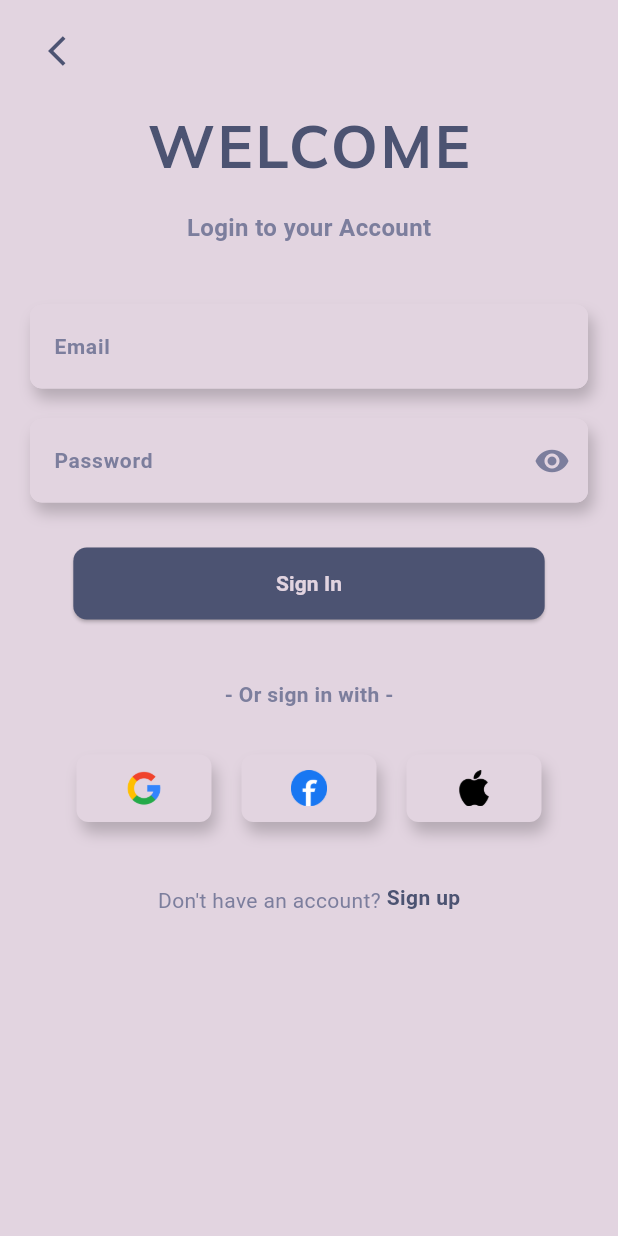
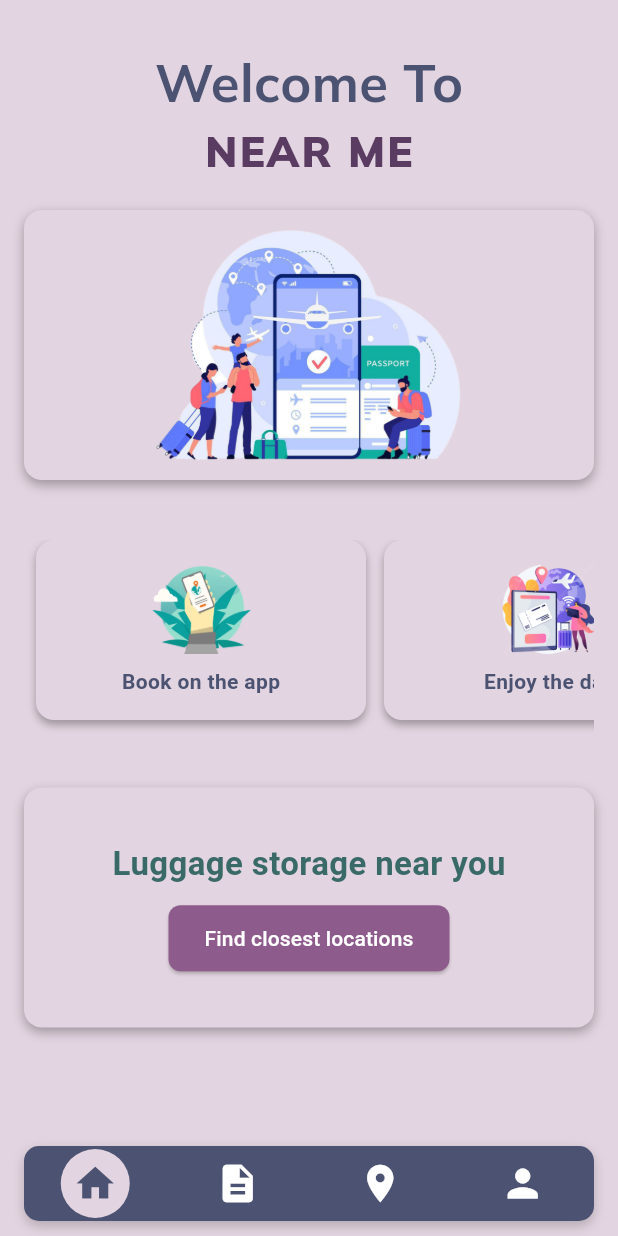
Before and after one commit to Prasad-k-Github/NEAR-ME-Luggage-storing-application, a Flutter app: the SignInScreen screen opened by its route, after a tap on the "arrow back ios" icon, after a tap on "Skip", after a tap on "Sign In", on a phone screen of 412 x 824 dp. Run offline on Flutter 3.47's test engine with Material 3 defaults, Android fonts, the light colour scheme and no system bars; our stand-ins replace google_fonts; Roboto replaces fonts that are missing (Arial, Calibri).

Commit message:
Enhance app theme and navigation; add new images and routes

```diff
--- a/lib/main.dart
+++ b/lib/main.dart
@@ -13,7 +13,9 @@ class MyApp extends StatelessWidget {
     return MaterialApp(
       debugShowCheckedModeBanner: false,
       title: 'Near Me',
-      theme: ThemeData.light(),
+      theme: ThemeData(
+        primarySwatch: Colors.blue,
+      ),
       initialRoute: Routes.loadingScreen,
       routes: Routes.getRoutes(),
     );
--- a/lib/routes.dart
+++ b/lib/routes.dart
@@ -2,17 +2,20 @@ import 'package:flutter/material.dart';
 import 'screens/loading_screen.dart';
 import 'screens/intro_screen.dart';
 import 'screens/sign_in_screen.dart';
+import 'screens/home_screen.dart';
 
 class Routes {
   static const String loadingScreen = '/';
   static const String introScreen = '/intro';
   static const String signInScreen = '/sign-in';
+  static const String homeScreen = '/home';
 
   static Map<String, WidgetBuilder> getRoutes() {
     return {
       loadingScreen: (context) => const LoadingScreen(),
       introScreen: (context) => const IntroScreen(),
       signInScreen: (context) => const SignInScreen(),
+      homeScreen: (context) => const HomeScreen(),
     };
   }
 }
--- /dev/null
+++ b/lib/screens/home_screen.dart
@@ -0,0 +1,185 @@
+import 'package:flutter/material.dart';
+import 'package:google_fonts/google_fonts.dart';
+import '../widgets/widgets.dart'; // Import the widgets.dart file
+
+class HomeScreen extends StatefulWidget {
+  const HomeScreen({super.key});
+
+  @override
+  _HomeScreenState createState() => _HomeScreenState();
+}
+
+class _HomeScreenState extends State<HomeScreen> {
+  int _selectedIndex = 0;
+
+  void _onItemTapped(int index) {
+    setState(() {
+      _selectedIndex = index;
+    });
+  }
+
+  @override
+  Widget build(BuildContext context) {
+    return Scaffold(
+      backgroundColor: const Color(0xFFE2D4E0), // Background color
+      body: SafeArea(
+        child: SingleChildScrollView(
+          child: Container(
+            padding: const EdgeInsets.symmetric(horizontal: 16.0),
+            child: Column(
+              crossAxisAlignment: CrossAxisAlignment.center,
+              children: [
+                const SizedBox(height: 30),
+
+                // Welcome Section
+                Text(
+                  "Welcome To",
+                  style: GoogleFonts.mulish(
+                    fontSize: 35,
+                    fontWeight: FontWeight.bold,
+                    color: const Color(0xFF4C5372),
+                  ),
+                ),
+                Text(
+                  "NEAR ME",
+                  style: GoogleFonts.mulish(
+                    fontSize: 28,
+                    fontWeight: FontWeight.w900,
+                    color: const Color(0xFF5A3C62),
+                    letterSpacing: 1.5,
+                  ),
+                ),
+                const SizedBox(height: 20),
+
+                // Large Image Section
+                Container(
+                  height: 180,
+                  width: double.infinity,
+                  decoration: BoxDecoration(
+                    color: const Color(0xFFE2D4E0),
+                    borderRadius: BorderRadius.circular(12),
+                    boxShadow: [
+                      BoxShadow(
+                        color: Colors.black.withOpacity(0.3),
+                        blurRadius: 6,
+                        offset: const Offset(0, 3),
+                      ),
+                    ],
+                  ),
+                  child: ClipRRect(
+                    borderRadius: BorderRadius.circular(12),
+                    child: Image.asset(
+                      'assets/images/large_image.png', // Replace with your image
+                      height: 80, // Adjusted height for the image
+                      width: 80, // Adjusted width for the image
+                    ),
+                  ),
+                ),
+
+                const SizedBox(height: 35),
+
+                // Horizontal Cards Section
+                Padding(
+                  padding: const EdgeInsets.symmetric(
+                      vertical: 5.0), // Add padding to top and bottom
+                  child: SizedBox(
+                    height: 160, // Decreased height to fit the images better
+                    child: ListView(
+                      scrollDirection: Axis.horizontal,
+                      padding: const EdgeInsets.symmetric(horizontal: 8),
+                      children: [
+                        SingleChildScrollView(
+                          child: buildInfoCard(
+                            "Book on the app",
+                            'assets/images/small_image_01.png',
+                            imageHeight: 60,
+                            imageWidth: 70,
+                          ),
+                        ),
+                        SingleChildScrollView(
+                          child: buildInfoCard(
+                            "Enjoy the day",
+                            'assets/images/small_image_02.png',
+                            imageHeight: 60,
+                            imageWidth: 80,
+                          ),
+                        ),
+                        SingleChildScrollView(
+                          child: buildInfoCard(
+                            "Head to the location",
+                            'assets/images/small_image_03.png',
+                            imageHeight: 60,
+                            imageWidth: 70,
+                          ),
+                        ),
+                      ],
+                    ),
+                  ),
+                ),
+
+                // Luggage Storage Section
+                Container(
+                  height: 160,
+                  width: double.infinity,
+                  decoration: BoxDecoration(
+                    color: const Color(0xFFE2D4E0),
+                    borderRadius: BorderRadius.circular(12),
+                    boxShadow: [
+                      BoxShadow(
+                        color: Colors.black.withOpacity(0.3),
+                        blurRadius: 6,
+                        offset: const Offset(0, 3),
+                      ),
+                    ],
+                  ),
+                  child: Column(
+                    mainAxisAlignment: MainAxisAlignment.center,
+                    children: [
+                      const Text(
+                        "Luggage storage near you",
+                        style: TextStyle(
+                          fontFamily: 'Arial',
+                          fontSize: 22,
+                          fontWeight: FontWeight.bold,
+                          color: Color(0xFF3A6A68),
+                        ),
+                      ),
+                      const SizedBox(height: 10),
+                      ElevatedButton(
+                        style: ElevatedButton.styleFrom(
+                          backgroundColor: const Color(0xFF8D5B8C),
+                          padding: const EdgeInsets.symmetric(
+                              horizontal: 24, vertical: 12),
+                          shape: RoundedRectangleBorder(
+                            borderRadius: BorderRadius.circular(8),
+                          ),
+                        ),
+                        onPressed: () {
+                          // Add navigation logic
+                        },
+                        child: const Text(
+                          "Find closest locations",
+                          style: TextStyle(
+                            fontFamily: 'Arial',
+                            fontSize: 14,
+                            color: Colors.white,
+                          ),
+                        ),
+                      ),
+                    ],
+                  ),
+                ),
+
+                const SizedBox(height: 20),
+              ],
+            ),
+          ),
+        ),
+      ),
+
+      // Custom Bottom Navigation Bar
+      bottomNavigationBar:
+          buildBottomNavigationBar(_selectedIndex, _onItemTapped),
+    );
+  }
+}
--- a/lib/screens/sign_in_screen.dart
+++ b/lib/screens/sign_in_screen.dart
@@ -34,6 +34,10 @@ class _SignInScreenState extends State<SignInScreen> {
     } else {
       Navigator.of(context).pushReplacementNamed(Routes.introScreen);
     }
+  }
+
+  void _navigateToHome() {
+    Navigator.of(context).pushReplacementNamed(Routes.homeScreen);
   }
 
   @override
@@ -139,9 +143,7 @@ class _SignInScreenState extends State<SignInScreen> {
                       borderRadius: BorderRadius.circular(9),
                     ),
                   ),
-                  onPressed: () {
-                    // Add sign-in logic
-                  },
+                  onPressed: _navigateToHome, // Navigate to HomeScreen
                   child: const Text(
                     "Sign In",
                     style: TextStyle(
@@ -311,9 +313,7 @@ class _SignInScreenState extends State<SignInScreen> {
                       borderRadius: BorderRadius.circular(9),
                     ),
                   ),
-                  onPressed: () {
-                    // Add sign-up logic
-                  },
+                  onPressed: _navigateToHome, // Navigate to HomeScreen
                   child: const Text(
                     "Sign Up",
                     style: TextStyle(
--- a/lib/widgets/widgets.dart
+++ b/lib/widgets/widgets.dart
@@ -1,5 +1,6 @@
 import 'package:flutter/material.dart';
 
+/// Builds a custom input field with optional password visibility toggle.
 Widget buildInputField(String hint, bool isPassword, bool obscureText,
     VoidCallback togglePasswordVisibility) {
   return Container(
@@ -43,6 +44,7 @@ Widget buildInputField(String hint, bool isPassword, bool obscureText,
   );
 }
 
+/// Builds a social media button with the provided asset path.
 Widget buildSocialButton(String assetPath) {
   return Container(
     width: 90,
@@ -67,3 +69,140 @@ Widget buildSocialButton(String assetPath) {
     ),
   );
 }
+
+/// Builds an information card with a title and image.
+Widget buildInfoCard(String title, String imagePath,
+    {double imageHeight = 50, double imageWidth = double.infinity}) {
+  return Container(
+    width:
+        220, // Adjusted width for larger cards// Adjusted height for larger cards
+    margin: const EdgeInsets.only(right: 12),
+    padding: const EdgeInsets.all(16), // Increased padding
+    decoration: BoxDecoration(
+      color: const Color(0xFFE2D4E0),
+      borderRadius: BorderRadius.circular(12),
+      boxShadow: [
+        BoxShadow(
+          color: Colors.black.withOpacity(0.3),
+          blurRadius: 4,
+          offset: const Offset(0, 3),
+        ),
+      ],
+    ),
+    child: Column(
+      crossAxisAlignment: CrossAxisAlignment.start,
+      children: [
+        Center(
+          child: ClipRRect(
+            borderRadius: BorderRadius.circular(8),
+            child: Image.asset(
+              imagePath,
+              height: imageHeight, // Use the provided image height
+              width: imageWidth, // Use the provided image width
+              fit: BoxFit.cover,
+            ),
+          ),
+        ),
+        const SizedBox(height: 8),
+        Center(
+          child: Text(
+            title,
+            style: const TextStyle(
+              fontFamily: 'Arial',
+              fontSize: 14,
+              fontWeight: FontWeight.bold,
+              color: Color(0xFF4C5372),
+            ),
+          ),
+        ),
+      ],
+    ),
+  );
+}
+
+/// Builds a navigation bar item with an icon and active state.
+Widget buildNavBarItem({required bool isActive, required IconData icon}) {
+  return Container(
+    padding: const EdgeInsets.all(10),
+    decoration: isActive
+        ? const BoxDecoration(
+            color: Color(0xFFE2D4E0),
+            shape: BoxShape.circle,
+          )
+        : null,
+    child: Icon(
+      icon,
+      size: 30,
+      color: isActive ? const Color(0xFF4C5372) : Colors.white,
+    ),
+  );
+}
+
+/// Builds a custom bottom navigation bar with the provided selected index and onTap callback.
+Widget buildBottomNavigationBar(int selectedIndex, Function(int) onTap) {
+  return Container(
+    margin: const EdgeInsets.symmetric(horizontal: 16.0, vertical: 10.0),
+    height: 50,
+    decoration: BoxDecoration(
+      color: const Color(0xFF4C5372), // Navigation bar background color
+      borderRadius: BorderRadius.circular(10),
+      boxShadow: [
+        BoxShadow(
+          color: Colors.black.withOpacity(0.2),
+          blurRadius: 6,
+          offset: const Offset(0, 3),
+        ),
+      ],
+    ),
+    child: Row(
+      mainAxisAlignment: MainAxisAlignment.spaceAround,
+      children: [
+        _buildNavBarItem(
+          icon: Icons.home,
+          isActive: selectedIndex == 0,
+          onTap: () => onTap(0),
+        ),
+        _buildNavBarItem(
+          icon: Icons.description,
+          isActive: selectedIndex == 1,
+          onTap: () => onTap(1),
+        ),
+        _buildNavBarItem(
+          icon: Icons.location_on,
+          isActive: selectedIndex == 2,
+          onTap: () => onTap(2),
+        ),
+        _buildNavBarItem(
+          icon: Icons.person,
+          isActive: selectedIndex == 3,
+          onTap: () => onTap(3),
+        ),
+      ],
+    ),
+  );
+}
+
+/// Builds a navigation bar item with an icon, active state, and onTap callback.
+Widget _buildNavBarItem({
+  required IconData icon,
+  required bool isActive,
+  required VoidCallback onTap,
+}) {
+  return GestureDetector(
+    onTap: onTap,
+    child: Container(
+      padding: const EdgeInsets.all(8.0),
+      decoration: isActive
+          ? const BoxDecoration(
+              color: Color(0xFFE2D4E0), // Active item background color
+              shape: BoxShape.circle,
+            )
+          : null, // No decoration for inactive items
+      child: Icon(
+        icon,
+        size: 30,
+        color: isActive ? const Color(0xFF4C5372) : Colors.white,
+      ),
+    ),
+  );
+}
--- a/pubspec.yaml
+++ b/pubspec.yaml
@@ -37,3 +37,7 @@ flutter:
     - assets/images/apple_logo.png
     - assets/images/facebook_logo.png
     - assets/images/google_logo.png
+    - assets/images/large_image.png
+    - assets/images/small_image_01.png
+    - assets/images/small_image_02.png
+    - assets/images/small_image_03.png
```
Also changed, not shown: UI/Home.jpg (added), UI/Screenshot 2024-12-18 131442.jpg (added), UI/WhatsApp Image 2024-12-17 at 22.26.48_a45dad8d.jpg (deleted), assets/images/large_image.png (added), assets/images/small_image_01.png (added), assets/images/small_image_02.png (added), assets/images/small_image_03.png (added), 4 other files.
